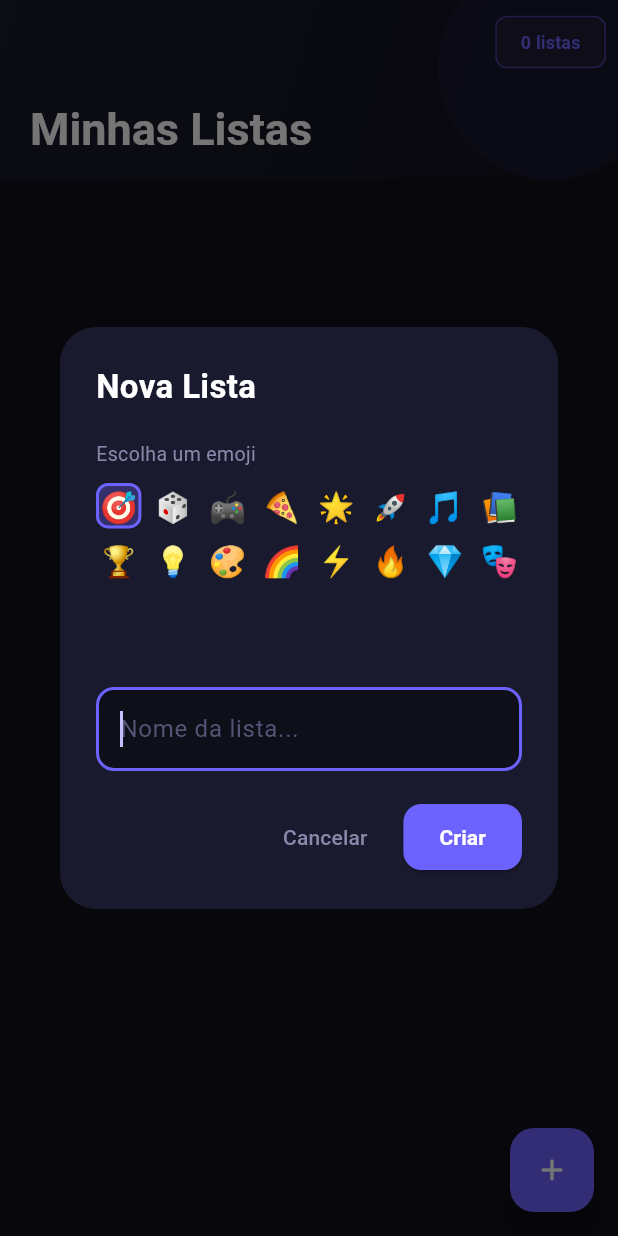
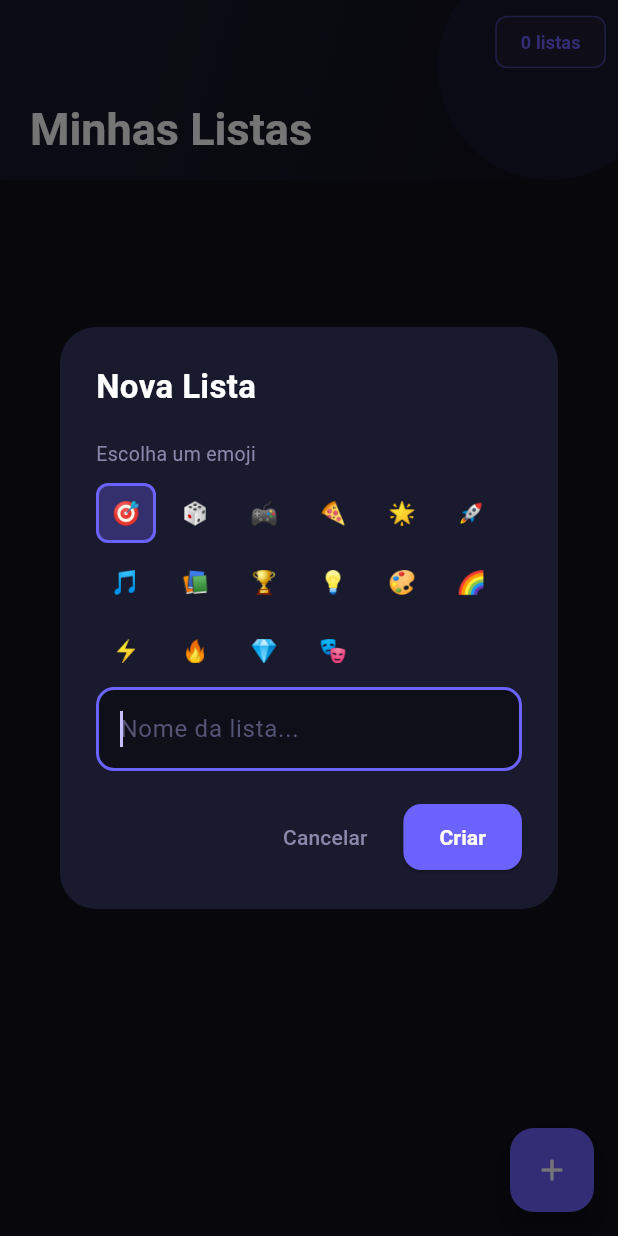
Before and after one commit to davy-bitencourt/chooser-app, a Flutter app: the screen it shows after launch, after a tap on the "add" icon, on a phone screen of 412 x 824 dp. Run offline on Flutter 3.47's test engine with Material 3 defaults, Android fonts, the phone set to English and light mode, and no system bars; our stand-ins replace file_picker, shared_preferences; Roboto replaces fonts that are missing (SF Pro Display).

```diff
--- a/lib/screens/lists_screen.dart
+++ b/lib/screens/lists_screen.dart
@@ -77,36 +77,36 @@ class _ListsScreenState extends State<ListsScreen>
                 const SizedBox(height: 10),
                 SizedBox(
                   height: 120,
-                  child: GridView.builder(
-                    gridDelegate:
-                        const SliverGridDelegateWithFixedCrossAxisCount(
-                      crossAxisCount: 8,
-                      mainAxisSpacing: 6,
-                      crossAxisSpacing: 6,
-                    ),
-                    itemCount: _emojis.length,
-                    itemBuilder: (_, i) => GestureDetector(
-                      onTap: () =>
-                          setDialogState(() => selectedEmoji = _emojis[i]),
+                  child: SingleChildScrollView(
+                    child: Wrap(
+                      spacing: 6,
+                      runSpacing: 6,
+                      children: List.generate(_emojis.length, (i) {
+                        final isSelected = selectedEmoji == _emojis[i];
+                        return GestureDetector(
+                          onTap: () => setDialogState(() => selectedEmoji = _emojis[i]),
                           child: AnimatedContainer(
                             duration: const Duration(milliseconds: 150),
+                            width: 40,
+                            height: 40,
                             decoration: BoxDecoration(
-                          color: selectedEmoji == _emojis[i]
+                              color: isSelected
                                   ? const Color(0xFF6C63FF).withOpacity(0.3)
                                   : Colors.transparent,
                               borderRadius: BorderRadius.circular(8),
                               border: Border.all(
-                            color: selectedEmoji == _emojis[i]
+                                color: isSelected
                                     ? const Color(0xFF6C63FF)
                                     : Colors.transparent,
                                 width: 2,
                               ),
                             ),
                             child: Center(
-                          child: Text(_emojis[i],
-                              style: const TextStyle(fontSize: 20)),
+                              child: Text(_emojis[i], style: const TextStyle(fontSize: 15)),
                             ),
                           ),
+                        );
+                      }),
                     ),
                   ),
                 ),
--- a/pubspec.yaml
+++ b/pubspec.yaml
@@ -1,4 +1,4 @@
-name: choser
+name: Chooser
 
 description: "A new Flutter project."
 
@@ -14,6 +14,8 @@ dependencies:
     sdk: flutter
   cupertino_icons: ^1.0.8
   shared_preferences: ^2.5.4
+  file_picker: ^10.3.10
+  uuid: ^4.5.3
 
 dev_dependencies:
   flutter_test:
```
Also changed, not shown: lib/screens/items_screen.dart (+34 -0 lines), lib/services/file_manager.dart (added, +39 -0 lines), 4 other files. Lines whose indentation alone changed are shown as unchanged.
